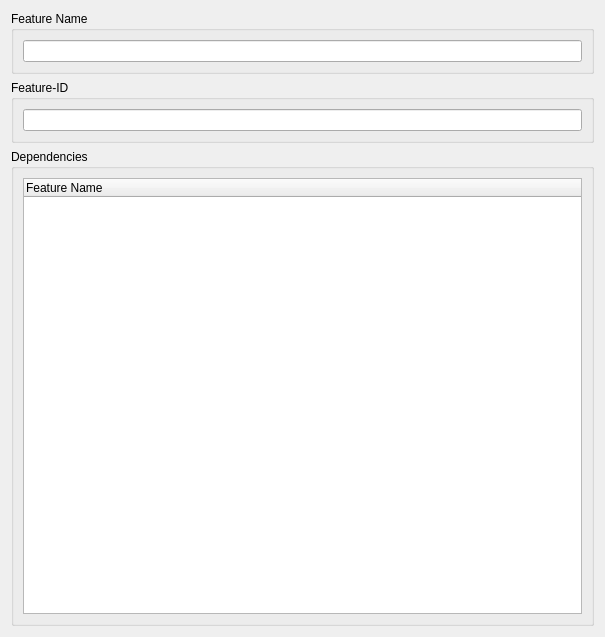
Before: the Qt Designer form Include/imtlicgui/CFeatureInfoEditorGuiComp.ui in ImagingTools/ImtCore, drawn with Qt 5.
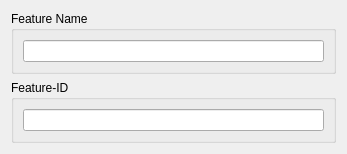
After: the same form once the commit is applied.

Commit message: Remove dependencies from feature editor

Patch:
```diff
--- a/Include/imtlicgui/CFeatureInfoEditorGuiComp.ui
+++ b/Include/imtlicgui/CFeatureInfoEditorGuiComp.ui
@@ -6,8 +6,8 @@
    <rect>
     <x>0</x>
     <y>0</y>
-    <width>605</width>
-    <height>637</height>
+    <width>347</width>
+    <height>130</height>
    </rect>
   </property>
   <property name="windowTitle">
@@ -41,43 +41,6 @@
      </layout>
     </widget>
    </item>
-   <item>
-    <widget class="QGroupBox" name="Dependencies">
-     <property name="title">
-      <string>Dependencies</string>
-     </property>
-     <layout class="QVBoxLayout" name="verticalLayout_2">
-      <item>
-       <widget class="QTreeWidget" name="FeatureTree">
-        <property name="styleSheet">
-         <string notr="true">QTreeView::item
-{
-    color: #335777;
-    height: 25px;
-}
-
-QTreeView::item::selected
-{
-    color: #335777;
-    background-color: #e3eefa;
-}
-
-QTreeView::branch::selected
-{
-    background: #e3eefa;
-}
-</string>
-        </property>
-        <column>
-         <property name="text">
-          <string>Feature Name</string>
-         </property>
-        </column>
-       </widget>
-      </item>
-     </layout>
-    </widget>
-   </item>
   </layout>
  </widget>
  <resources>
```
The commit also changes 3 other files.
